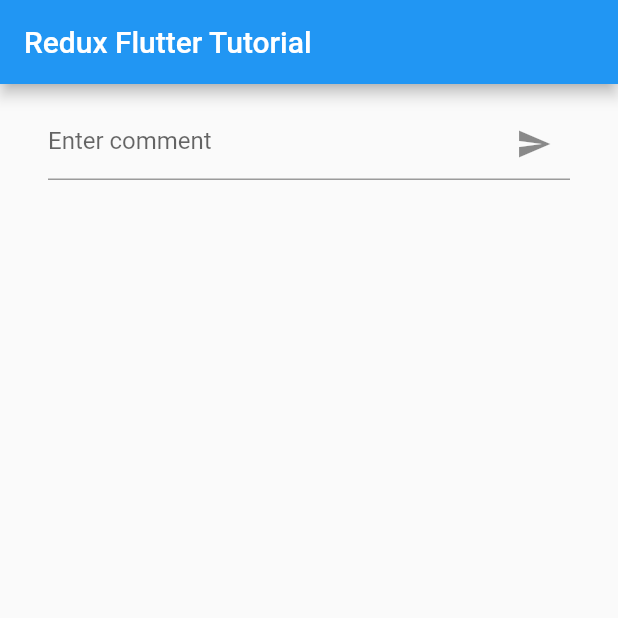
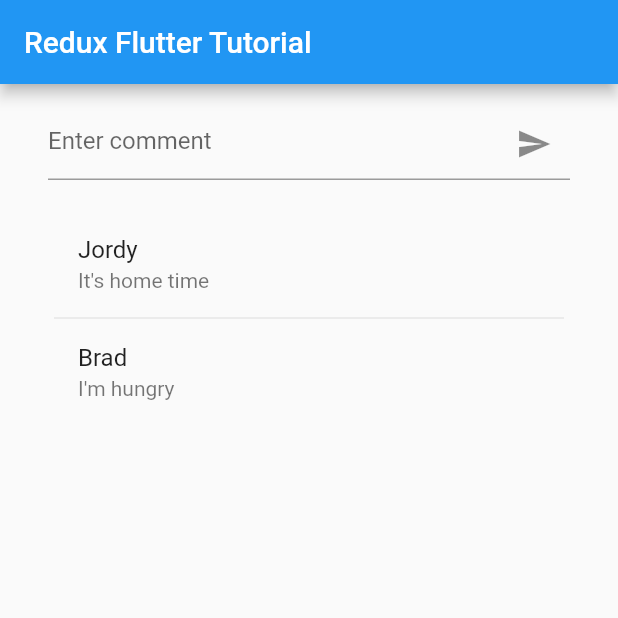
Before and after one commit to BdonGordon/Flutter-Redux-Tutorial-Intro, a Flutter app: the screen it shows after launch, on a phone screen of 412 x 824 dp, the top half of it. Run offline on Flutter 3.47's test engine with Material 2 defaults, Android fonts, the phone set to English and light mode, and no system bars; our stand-ins replace flutter_redux, redux.

Commit message:
- Hardcoded listview of what will soon be dynamically inputted comments
TODO:
- Redux creation of the list

```diff
--- a/lib/src/views/Comment/Comments.dart
+++ b/lib/src/views/Comment/Comments.dart
@@ -10,21 +10,36 @@ class Comments extends StatefulWidget {
 }
 
 class CommentsState extends State<Comments> {
+
   @override
   Widget build(BuildContext context) {
+    List<IComment> comments = <IComment>[];
+    IComment commentOne = new IComment(userName: "Jordy", commentText: "It's home time");
+    IComment commentTwo = new IComment(userName: "Brad", commentText: "I'm hungry");
+    comments.add(commentOne);
+    comments.add(commentTwo);
+
     // TODO: implement build
     return StoreConnector<AppState, IComment> (
       converter: (store) => store.state.commentState,
       builder: (context, comment) {
-        return ListView(
-            children: <Widget>[
-              ListTile(
-                title: Text(comment.userName),
-                subtitle: Text(comment.commentText),
-              )
-            ]
+        return Container(
+          child: buildComments(comments),
         );
       }
     );
   }
+
+  Widget buildComments(List<IComment> comments) {
+    final Iterable<ListTile> commentTiles = comments.map((IComment comment){
+      return ListTile(
+        title: Text(comment.userName),
+        subtitle: Text(comment.commentText),
+      );
+    });
+
+    final List<Widget> commentWidgets = ListTile.divideTiles(tiles: commentTiles, context: context).toList();
+
+    return ListView(children: commentWidgets);
+  }
 }
```
